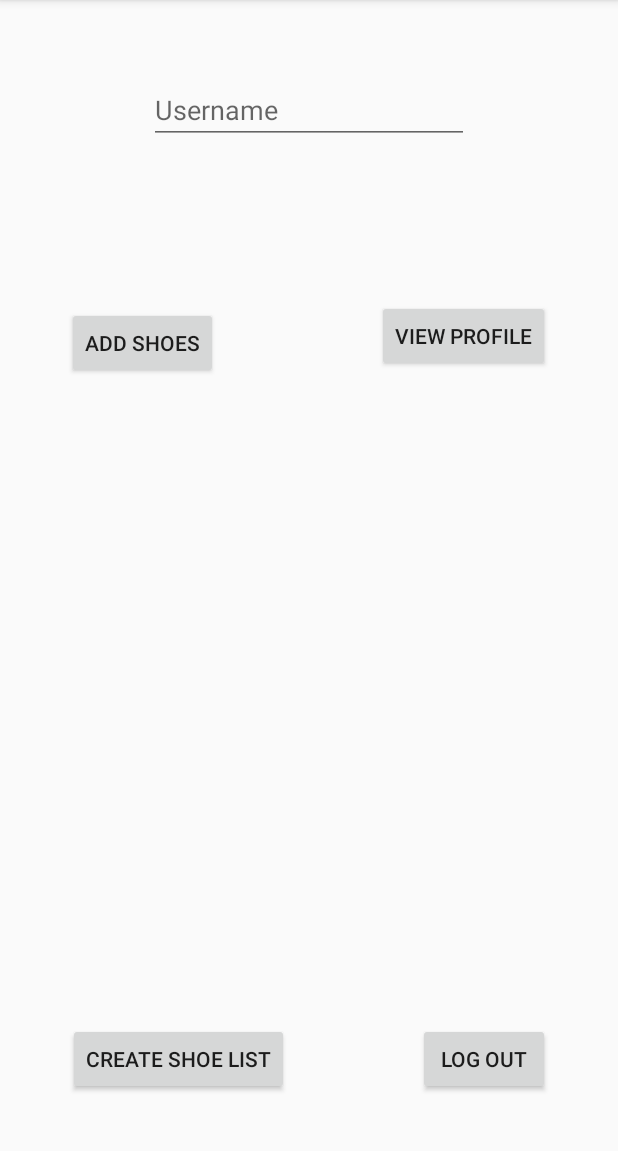
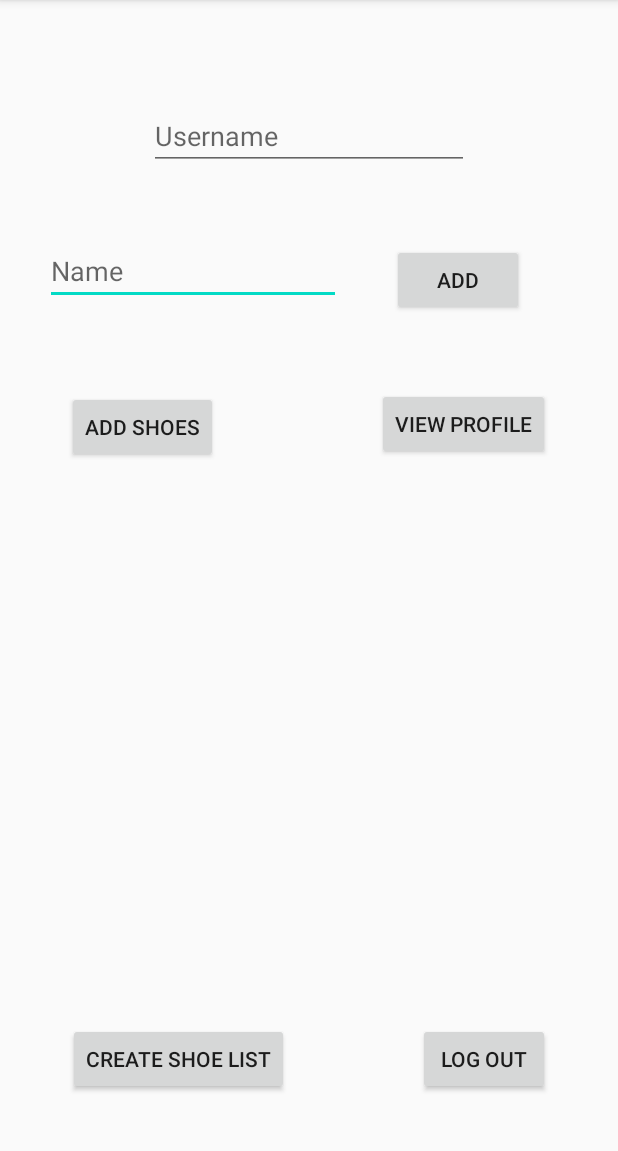
Before and after one commit to carlsondultra/CPS731Project, an Android app: the FirebaseMainActivity screen opened directly, with no data from a screen before it, on a phone screen of 412 x 824 dp, the part 84-1235 px from its top. Run offline under Robolectric (Android 15) with nearby library versions, the light colour scheme and no system bars; our stand-ins replace Firebase (no records; nobody signed in at launch, a user with empty details on screens opened directly).

Commit message:
Added ability to add items to realtime cloud database

```diff
--- a/app/build.gradle
+++ b/app/build.gradle
@@ -29,9 +29,12 @@
     implementation 'com.google.android.gms:play-services-maps:17.0.0'
     implementation 'androidx.constraintlayout:constraintlayout:2.0.4'
     implementation 'androidx.recyclerview:recyclerview:1.1.0'
+    implementation 'com.google.firebase:firebase-database:19.5.1'
     implementation 'com.google.firebase:firebase-auth:20.0.1'
+    implementation 'androidx.room:room-runtime:2.2.5'
     testImplementation 'junit:junit:4.12'
     androidTestImplementation 'androidx.test.ext:junit:1.1.2'
     androidTestImplementation 'androidx.test.espresso:espresso-core:3.3.0'
+    annotationProcessor 'androidx.room:room-compiler:2.2.5'
 
 }
--- a/app/src/main/java/com/example/project731/FirebaseLoginActivity.java
+++ b/app/src/main/java/com/example/project731/FirebaseLoginActivity.java
@@ -14,6 +14,7 @@
 import com.google.android.gms.tasks.OnSuccessListener;
 import com.google.firebase.auth.AuthResult;
 import com.google.firebase.auth.FirebaseAuth;
+import com.google.firebase.auth.FirebaseUser;
 
 public class FirebaseLoginActivity extends AppCompatActivity {
 
@@ -23,6 +24,7 @@
     private Button login;
 
     private FirebaseAuth auth;
+    FirebaseAuth.AuthStateListener firebaseAuthStateListener;
 
     @Override
     protected void onCreate(Bundle savedInstanceState) {
@@ -34,6 +36,8 @@
         login = findViewById(R.id.login);
 
         auth = FirebaseAuth.getInstance();
+
+
 
         login.setOnClickListener(new View.OnClickListener() {
             @Override
@@ -67,4 +71,6 @@
             }
         });
     }
+
+
 }
--- a/app/src/main/java/com/example/project731/FirebaseMainActivity.java
+++ b/app/src/main/java/com/example/project731/FirebaseMainActivity.java
@@ -7,17 +7,22 @@
 import android.view.View;
 import android.widget.ArrayAdapter;
 import android.widget.Button;
+import android.widget.EditText;
 import android.widget.ListView;
 import android.widget.TextView;
 import android.widget.Toast;
 
 import com.google.firebase.auth.FirebaseAuth;
+import com.google.firebase.database.FirebaseDatabase;
 
+import java.util.HashMap;
 import java.util.List;
 
 public class FirebaseMainActivity extends AppCompatActivity {
 
     private Button logout, createShoeList, viewShoeList, viewProfile;
+    private EditText edit;
+    private Button add;
     ShoeDatabaseHelper sHelper;
     ArrayAdapter shoe_listAdapt;
     ListView shoe_list;
@@ -27,6 +32,9 @@
     protected void onCreate(Bundle savedInstanceState) {
         super.onCreate(savedInstanceState);
         setContentView(R.layout.activity_firebase_main);
+
+        edit = findViewById(R.id.edit);
+        add = findViewById(R.id.add);
 
         logout = findViewById(R.id.logout);
         select_user =(TextView) findViewById(R.id.profile_name2);
@@ -45,6 +53,24 @@
                 startActivity(new Intent(FirebaseMainActivity.this, FirebaseLoginScreenActivity.class));
             }
         });
+
+        add.setOnClickListener(new View.OnClickListener() {
+            @Override
+            public void onClick(View view) {
+                String txt_name = edit.getText().toString();
+                if(txt_name.isEmpty()){
+                    Toast.makeText(FirebaseMainActivity.this, "No name has been entered.", Toast.LENGTH_SHORT).show();
+                }
+                else{
+                    FirebaseDatabase.getInstance().getReference().child("Test").push().child("Name").setValue(txt_name);
+                }
+            }
+        });
+
+
+
+
+
         createShoeList.setOnClickListener(new View.OnClickListener() {
             @Override
             public void onClick(View v) {
--- a/app/src/main/java/com/example/project731/FirebaseRegisterActivity.java
+++ b/app/src/main/java/com/example/project731/FirebaseRegisterActivity.java
@@ -2,6 +2,7 @@
 
 import androidx.annotation.NonNull;
 import androidx.appcompat.app.AppCompatActivity;
+import androidx.room.Query;
 
 import android.content.Intent;
 import android.os.Bundle;
@@ -15,6 +16,10 @@
 import com.google.android.gms.tasks.Task;
 import com.google.firebase.auth.AuthResult;
 import com.google.firebase.auth.FirebaseAuth;
+import com.google.firebase.auth.FirebaseUser;
+
+import java.lang.Object;
+
 
 public class FirebaseRegisterActivity extends AppCompatActivity {
 
@@ -23,6 +28,7 @@
     private Button register;
 
     private FirebaseAuth auth;
+    private FirebaseAuth.AuthStateListener firebaseAuthStateListener;
 
     public FirebaseRegisterActivity() {
     }
@@ -77,4 +83,6 @@
             }
         });
     }
+
+
 }
--- a/app/src/main/res/layout/activity_firebase_main.xml
+++ b/app/src/main/res/layout/activity_firebase_main.xml
@@ -8,8 +8,8 @@
 
     <ListView
         android:id="@+id/shoe_list"
-        android:layout_width="321dp"
-        android:layout_height="391dp"
+        android:layout_width="286dp"
+        android:layout_height="331dp"
         android:layout_marginTop="8dp"
         android:layout_marginBottom="116dp"
         app:layout_constraintBottom_toBottomOf="parent"
@@ -62,7 +62,7 @@
         android:id="@+id/add_list2"
         android:layout_width="wrap_content"
         android:layout_height="wrap_content"
-        android:layout_marginBottom="8dp"
+        android:layout_marginBottom="12dp"
         android:text="Add shoes"
         app:layout_constraintBottom_toTopOf="@+id/shoe_list"
         app:layout_constraintEnd_toEndOf="parent"
@@ -83,4 +83,30 @@
         app:layout_constraintTop_toBottomOf="@+id/shoe_list"
         app:layout_constraintVertical_bias="0.0" />
 
+
+    <EditText
+        android:id="@+id/edit"
+        android:layout_width="197dp"
+        android:layout_height="41dp"
+        android:hint="Name"
+        app:layout_constraintBottom_toTopOf="@+id/add_list2"
+        app:layout_constraintEnd_toEndOf="parent"
+        app:layout_constraintHorizontal_bias="0.14"
+        app:layout_constraintStart_toStartOf="parent"
+        app:layout_constraintTop_toBottomOf="@+id/profile_name2"
+        app:layout_constraintVertical_bias="0.456" />
+
+    <Button
+        android:id="@+id/add"
+        android:layout_width="wrap_content"
+        android:layout_height="wrap_content"
+        android:layout_below="@+id/edit"
+        android:text="add"
+        app:layout_constraintBottom_toTopOf="@+id/user_profile2"
+        app:layout_constraintEnd_toEndOf="parent"
+        app:layout_constraintHorizontal_bias="0.354"
+        app:layout_constraintStart_toEndOf="@+id/edit"
+        app:layout_constraintTop_toBottomOf="@+id/profile_name2"
+        app:layout_constraintVertical_bias="0.506" />
+
 </androidx.constraintlayout.widget.ConstraintLayout>
```
